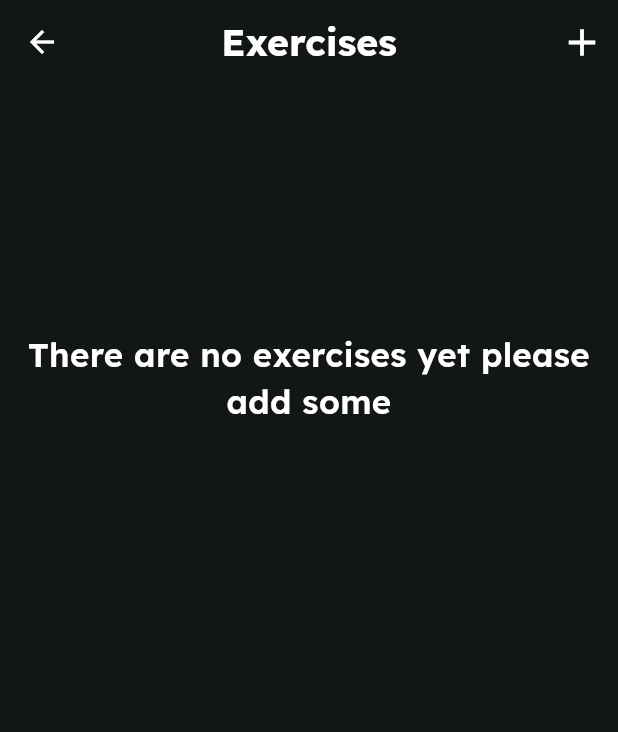
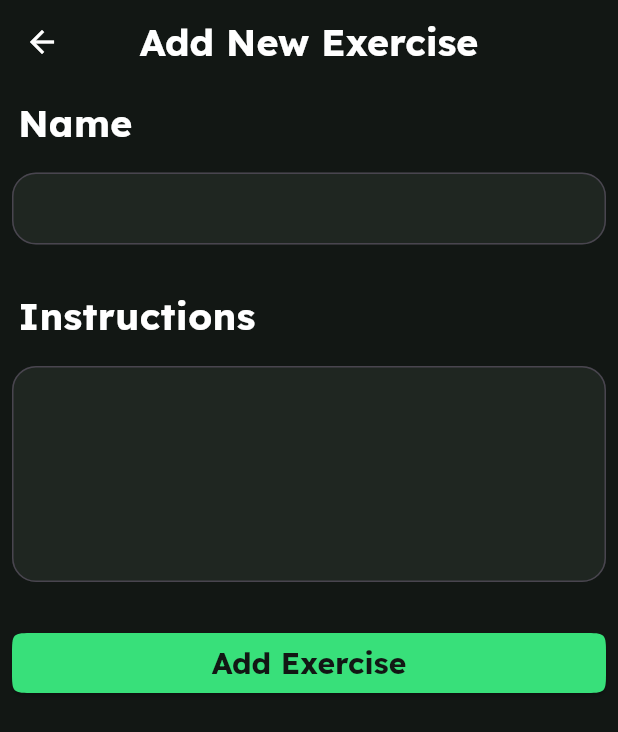
Before and after one commit to bakrbasser/fit_track, a Flutter app: the screen it shows after launch, after a tap on the "add" icon, on a phone screen of 412 x 824 dp. Shown: the top 732 px of the screen. Run offline on Flutter 3.47's test engine with Material 3 defaults, Android fonts, the phone set to English and light mode, and no system bars; our stand-ins replace bloc, dio, flutter_bloc, google_fonts, sqflite; accounts and stored records are empty.

Commit message:
Finished exercises list and add exercise screens

```diff
--- a/lib/core/presentation/resources/colors_manager.dart
+++ b/lib/core/presentation/resources/colors_manager.dart
@@ -1,9 +1,12 @@
 import 'package:flutter/widgets.dart';
 
 class ColorsManager {
-  static Color get black => Color.fromARGB(255, 18, 23, 20);
-  static Color get green => Color.fromARGB(255, 56, 224, 122);
-  static Color get grey => Color.fromARGB(255, 41, 56, 46);
-  static Color get textGrey => Color.fromARGB(255, 163, 181, 168);
-  static Color get lightGrey => Color.fromARGB(255, 158, 184, 168);
+  static const Color black = Color.fromARGB(255, 18, 23, 20);
+  static const Color green = Color.fromARGB(255, 56, 224, 122);
+  static const Color darkGreen = Color.fromARGB(255, 31, 38, 33);
+  static const Color borderGreen = Color.fromARGB(255, 64, 79, 69);
+  static const Color grey = Color.fromARGB(255, 41, 56, 46);
+  static const Color textGrey = Color.fromARGB(255, 163, 181, 168);
+  static const Color lightGrey = Color.fromARGB(255, 158, 184, 168);
+  static const Color offWhite = Color.fromARGB(255, 224, 224, 224);
 }
--- a/lib/main.dart
+++ b/lib/main.dart
@@ -7,7 +7,7 @@ void main(List<String> args) {
     MaterialApp(
       debugShowCheckedModeBanner: false,
       onGenerateRoute: RoutesGenerator.getRoute,
-      initialRoute: Routes.exercisesScreen,
+      initialRoute: Routes.exercisesList,
       theme: AppTheme.darkTheme,
     ),
   );
--- a/lib/presentation/cubits/initialization/initialization_cubit.dart
+++ b/lib/presentation/cubits/initialization/initialization_cubit.dart
@@ -11,7 +11,7 @@ class InitializationCubit extends Cubit<InitializationState> {
 
   final planRepo = TrainingPlanRepositoryImpl();
   final dayRepo = TrainingDayRepositoryImpl();
-  final exerciseRepo = ExercisesRepositoryImpl();
+  final exerciseRepo = ExercisesRepositoryImpl.instance;
 
   Future<void> initialize() async {
     emit(Initializing());
--- /dev/null
+++ b/lib/presentation/pages/exercises/add_exercise.dart
@@ -0,0 +1,85 @@
+import 'package:fit_track/core/presentation/resources/fonts_manager.dart';
+import 'package:fit_track/core/presentation/resources/string_manager.dart';
+import 'package:fit_track/presentation/cubits/exercises/add/add_exercise_cubit.dart';
+import 'package:fit_track/presentation/widgets/buttons.dart';
+import 'package:flutter/material.dart';
+import 'package:flutter_bloc/flutter_bloc.dart';
+
+class AddExercise extends StatelessWidget {
+  AddExercise({super.key});
+  final _formKey = GlobalKey<FormState>();
+  @override
+  Widget build(BuildContext context) {
+    return Scaffold(
+      appBar: AppBar(title: Text('Add New Exercise')),
+      body: Padding(
+        padding: const EdgeInsets.all(8.0),
+        child: Form(
+          key: _formKey,
+          child: Column(
+            crossAxisAlignment: CrossAxisAlignment.start,
+            children: [
+              Padding(
+                padding: const EdgeInsets.only(left: 4.0),
+                child: Text('Name', style: FontsManager.lexendBold(size: 25)),
+              ),
+              SizedBox(height: 15),
+              _NameField(),
+              SizedBox(height: 30),
+              Padding(
+                padding: const EdgeInsets.only(left: 4.0),
+                child: Text(
+                  'Instructions',
+                  style: FontsManager.lexendBold(size: 25),
+                ),
+              ),
+              SizedBox(height: 15),
+              TextFormField(
+                decoration: InputDecoration(contentPadding: EdgeInsets.all(12)),
+                style: FontsManager.lexendRegular(),
+                maxLines: 5,
+                onChanged: (value) {
+                  context.read<AddExerciseCubit>().instructions = value;
+                },
+              ),
+              SizedBox(height: 30),
+              Buttons.saveButton(
+                onPressed: () async {
+                  final nav = Navigator.of(context);
+                  final cub = context.read<AddExerciseCubit>();
+                  if (_formKey.currentState!.validate()) {
+                    await context.read<AddExerciseCubit>().addExercise();
+                    nav.pop(cub.isAdded);
+                  }
+                },
+                child: Text('Add Exercise'),
+              ),
+            ],
+          ),
+        ),
+      ),
+    );
+  }
+}
+
+class _NameField extends StatelessWidget {
+  const _NameField();
+
+  @override
+  Widget build(BuildContext context) {
+    return TextFormField(
+      style: FontsManager.lexendRegular(),
+      validator: (value) {
+        if (value == null || value.isEmpty) {
+          return StringManager.emptyNameField;
+        } else if (value.length < 3) {
+          return StringManager.shortExerciseName;
+        }
+        return null;
+      },
+      onChanged: (value) {
+        context.read<AddExerciseCubit>().name = value;
+      },
+    );
+  }
+}
--- a/lib/presentation/pages/exercises/exercises_screen.dart
+++ b/lib/presentation/pages/exercises/exercises_screen.dart
@@ -3,6 +3,7 @@ import 'package:fit_track/core/presentation/resources/string_manager.dart';
 import 'package:fit_track/core/presentation/utils/screen_size_helper.dart';
 import 'package:fit_track/domain/entities/exercise.dart';
 import 'package:fit_track/presentation/cubits/exercises/list/exercises_list_cubit.dart';
+import 'package:fit_track/presentation/routes/routes_manager.dart';
 import 'package:fit_track/presentation/widgets/exercise_card.dart';
 import 'package:flutter/material.dart';
 import 'package:flutter_bloc/flutter_bloc.dart';
@@ -33,7 +34,7 @@ class ExercisesScreen extends StatelessWidget {
 }
 
 class _ExercisesList extends StatelessWidget {
-  const _ExercisesList({super.key, required this.exercises});
+  const _ExercisesList({required this.exercises});
 
   final List<Exercise> exercises;
 
@@ -51,16 +52,26 @@ class _ExercisesList extends StatelessWidget {
 }
 
 class _AddExerciseButton extends StatelessWidget {
-  const _AddExerciseButton({super.key});
+  const _AddExerciseButton();
 
   @override
   Widget build(BuildContext context) {
-    return IconButton(onPressed: () {}, icon: Icon(Icons.add, size: 30));
+    return IconButton(
+      onPressed: () async {
+        final cubit = context.read<ExercisesListCubit>();
+        final isAdded =
+            await Navigator.pushNamed(context, Routes.addExercises) as bool;
+        if (isAdded) {
+          cubit.loadList();
+        }
+      },
+      icon: Icon(Icons.add, size: 30),
+    );
   }
 }
 
 class _NoExercises extends StatelessWidget {
-  const _NoExercises({super.key});
+  const _NoExercises();
 
   @override
   Widget build(BuildContext context) {
--- a/lib/presentation/routes/routes_manager.dart
+++ b/lib/presentation/routes/routes_manager.dart
@@ -1,13 +1,16 @@
+import 'package:fit_track/presentation/cubits/exercises/add/add_exercise_cubit.dart';
 import 'package:fit_track/presentation/cubits/exercises/list/exercises_list_cubit.dart';
 import 'package:fit_track/presentation/cubits/initialization/initialization_cubit.dart';
+import 'package:fit_track/presentation/pages/exercises/add_exercise.dart';
 import 'package:fit_track/presentation/pages/exercises/exercises_screen.dart';
-import 'package:fit_track/presentation/pages/splash_screen.dart';
+import 'package:fit_track/presentation/pages/splash/splash_screen.dart';
 import 'package:flutter/material.dart';
 import 'package:flutter_bloc/flutter_bloc.dart';
 
 class Routes {
   static const String splashScreen = '/';
-  static const String exercisesScreen = '/exercisesScreen';
+  static const String exercisesList = '/exercisesList';
+  static const String addExercises = '/addExercise';
 }
 
 class RoutesGenerator {
@@ -21,12 +24,20 @@ class RoutesGenerator {
                 child: SplashScreen(),
               ),
         );
-      case Routes.exercisesScreen:
+      case Routes.exercisesList:
         return MaterialPageRoute(
           builder:
               (context) => BlocProvider(
                 create: (context) => ExercisesListCubit(),
                 child: ExercisesScreen(),
+              ),
+        );
+      case Routes.addExercises:
+        return MaterialPageRoute(
+          builder:
+              (context) => BlocProvider(
+                create: (context) => AddExerciseCubit(),
+                child: AddExercise(),
               ),
         );
 
--- /dev/null
+++ b/lib/presentation/widgets/buttons.dart
@@ -0,0 +1,28 @@
+import 'package:fit_track/core/presentation/resources/colors_manager.dart';
+import 'package:fit_track/core/presentation/resources/fonts_manager.dart';
+import 'package:flutter/material.dart';
+
+class Buttons {
+  static saveButton({
+    Color backgroundColor = ColorsManager.green,
+    Color foregroundColor = ColorsManager.black,
+    required void Function() onPressed,
+    required Widget child,
+  }) {
+    return SizedBox(
+      width: double.infinity,
+      child: ElevatedButton(
+        style: ElevatedButton.styleFrom(
+          backgroundColor: backgroundColor,
+          foregroundColor: foregroundColor,
+          textStyle: FontsManager.lexendBold(size: 20),
+          shape: ContinuousRectangleBorder(
+            borderRadius: BorderRadius.circular(15),
+          ),
+        ),
+        onPressed: onPressed,
+        child: child,
+      ),
+    );
+  }
+}
```
Also changed, not shown: lib/core/presentation/resources/app_theme.dart (+11 -0 lines), lib/presentation/widgets/exercise_card.dart (+10 -5 lines), lib/presentation/pages/splash/splash_screen.dart (renamed from lib/presentation/pages/splash_screen.dart), 4 other files.
